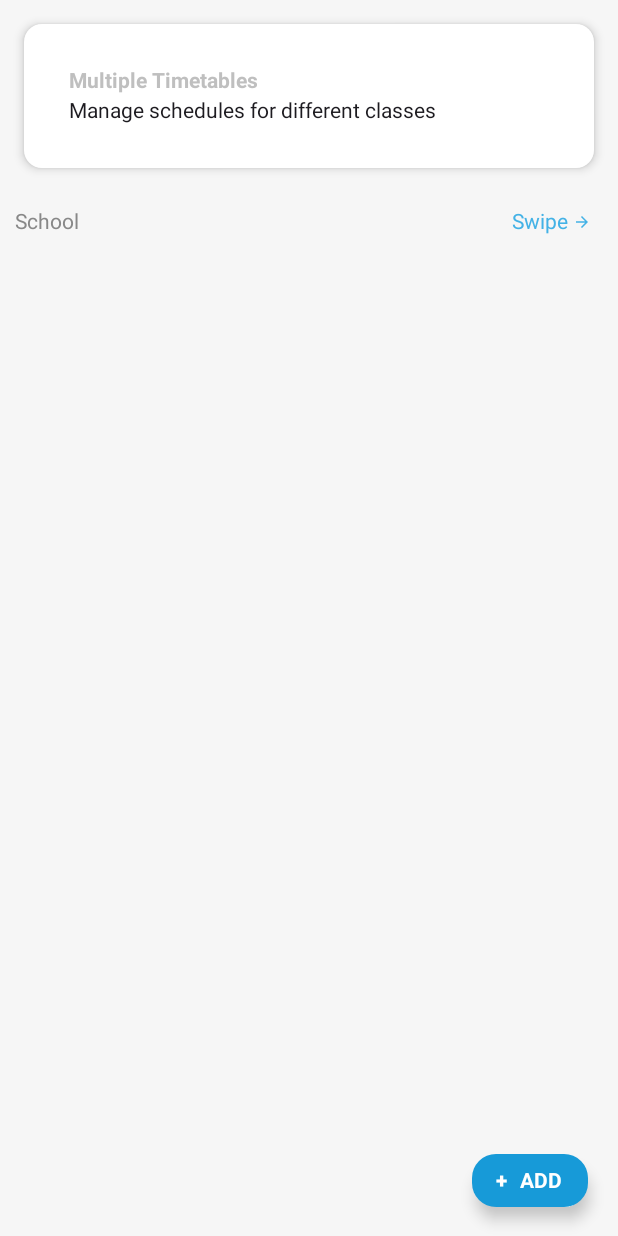
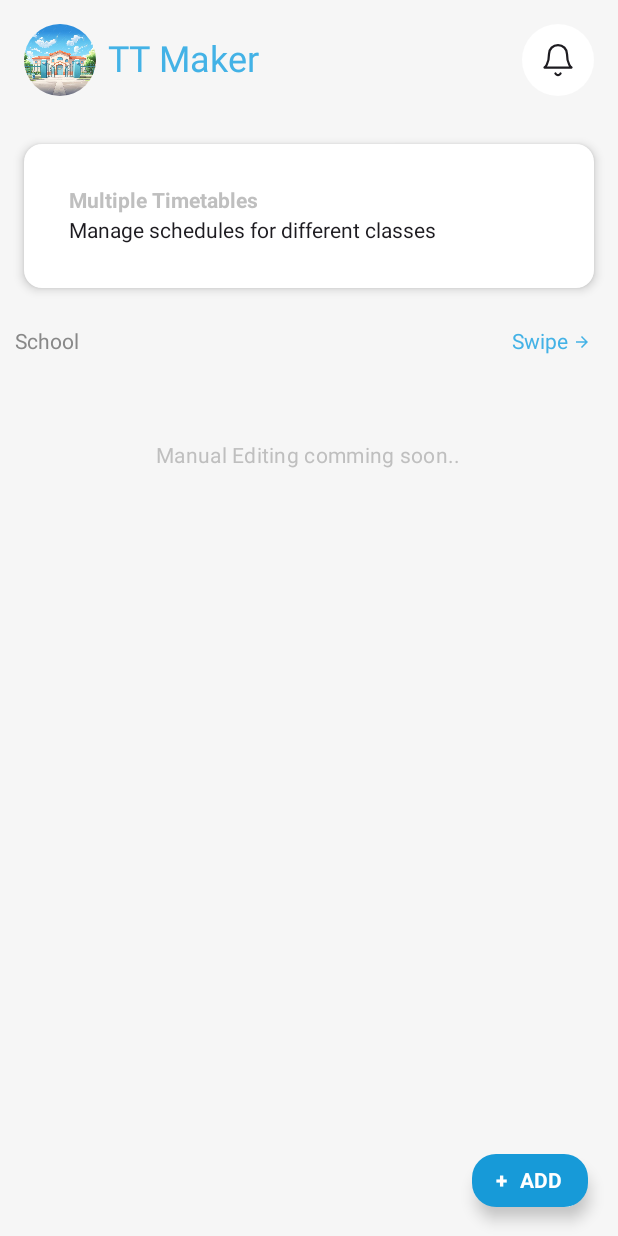
Before and after one commit to Timetable-Maker-GA/pk, an Android app built with Jetpack Compose: the screen it shows after launch (MainActivity), on a phone screen of 412 x 824 dp. Run offline under Robolectric (Android 15) with nearby library versions, the phone set to English and light mode, and no system bars; our stand-ins replace AdMob, Room's generated code, accompanist.

Commit message:
Header Added.. Old code removed

```diff
--- a/app/src/main/java/com/example/ttmaker/presentation/home/HomeScreen.kt
+++ b/app/src/main/java/com/example/ttmaker/presentation/home/HomeScreen.kt
@@ -1,5 +1,6 @@
 package com.example.ttmaker.presentation.home
 
+import Header
 import HorizontalSlider
 import android.content.Intent
 import androidx.compose.foundation.background
@@ -33,12 +34,15 @@ import androidx.compose.ui.Modifier
 import androidx.compose.ui.graphics.Color
 import androidx.compose.ui.platform.LocalContext
 import androidx.compose.ui.res.colorResource
+import androidx.compose.ui.res.painterResource
 import androidx.compose.ui.text.font.FontWeight
 import androidx.compose.ui.unit.dp
 import androidx.navigation.NavHostController
 import com.example.ttmaker.activity.CreateSchoolActivity
 import com.example.ttmaker.activity.CreateTTActivity
+import com.example.ttmaker.presentation.home.components.HomeControls
 import com.example.ttmaker.presentation.home.components.SchoolList
+import com.example.ttmaker.presentation.home.components.TimetableList
 import com.ntech.ttmaker.R
 
 @Composable
@@ -56,9 +60,10 @@ fun HomeScreen(
                 .background(colorResource(id = R.color.bgLight)),
             horizontalAlignment = Alignment.CenterHorizontally,
         ) {
+            Header(R.drawable.school_pic)
             HorizontalSlider()
             SchoolList()
-//            TimetableList(instituteList, toTimetableCreationPageWithInstitute)
+            TimetableList()
         }
         FloatingActionButton(
             onClick = { expanded = true },
--- a/app/src/main/java/com/example/ttmaker/presentation/home/components/HomeControls.kt
+++ b/app/src/main/java/com/example/ttmaker/presentation/home/components/HomeControls.kt
@@ -24,7 +24,9 @@ import androidx.navigation.NavHostController
 import com.ntech.ttmaker.R
 
 @Composable
-fun HomeControls(navController: NavHostController) {
+fun HomeControls(
+
+) {
     Row(
         verticalAlignment = Alignment.CenterVertically,
         horizontalArrangement = Arrangement.SpaceBetween,
@@ -32,7 +34,7 @@ fun HomeControls(navController: NavHostController) {
     ) {
         Button(
             onClick = {
-                navController.navigate("add_tt_screen")
+//                navController.navigate("add_tt_screen")
             },
             modifier = Modifier
                 .clip(RoundedCornerShape(50.dp))
@@ -54,7 +56,7 @@ fun HomeControls(navController: NavHostController) {
         Spacer(modifier = Modifier.width(8.dp))
         Button(
             onClick = {
-                navController.navigate("add_school_screen")
+//                navController.navigate("add_school_screen")
             },
             modifier = Modifier
                 .clip(RoundedCornerShape(50.dp))
--- a/app/src/main/java/com/example/ttmaker/presentation/home/components/HomeHeader.kt
+++ b/app/src/main/java/com/example/ttmaker/presentation/home/components/HomeHeader.kt
@@ -11,18 +11,21 @@ import androidx.compose.foundation.layout.size
 import androidx.compose.foundation.layout.width
 import androidx.compose.foundation.shape.CircleShape
 import androidx.compose.material3.Icon
+import androidx.compose.material3.MaterialTheme
+import androidx.compose.material3.Text
 import androidx.compose.runtime.Composable
 import androidx.compose.ui.Alignment
 import androidx.compose.ui.Modifier
 import androidx.compose.ui.draw.clip
 import androidx.compose.ui.graphics.Color
+import androidx.compose.ui.res.colorResource
 import androidx.compose.ui.res.painterResource
 import androidx.compose.ui.unit.dp
 import com.ntech.ttmaker.R
 
 @Composable
 fun Header(
-    @DrawableRes profileImage: Int, modifier: Modifier = Modifier
+    @DrawableRes profileImage: Int
 ) {
     Row(
         modifier = Modifier
@@ -32,6 +35,10 @@ fun Header(
         verticalAlignment = Alignment.CenterVertically,
         horizontalArrangement = Arrangement.SpaceBetween
     ) {
+        Row(
+            verticalAlignment = Alignment.CenterVertically
+        ){
+
         Image(
             painter = painterResource(id = profileImage),
             contentDescription = null,
@@ -39,6 +46,12 @@ fun Header(
                 .size(48.dp)
                 .clip(CircleShape)
         )
+            Text(
+                modifier = Modifier.padding(start = 8.dp),
+                text = "TT Maker", style = MaterialTheme.typography.headlineSmall,
+                color = colorResource(id = R.color.headingLightBluePale),
+            )
+        }
 
         Box(
             modifier = Modifier
--- a/app/src/main/java/com/example/ttmaker/presentation/home/components/TimetableList.kt
+++ b/app/src/main/java/com/example/ttmaker/presentation/home/components/TimetableList.kt
@@ -1,140 +1,55 @@
-//package com.example.ttmaker.presentation.home.components
-//
-//import androidx.compose.foundation.background
-//import androidx.compose.foundation.clickable
-//import androidx.compose.foundation.layout.Arrangement
-//import androidx.compose.foundation.layout.Column
-//import androidx.compose.foundation.layout.Row
-//import androidx.compose.foundation.layout.Spacer
-//import androidx.compose.foundation.layout.fillMaxSize
-//import androidx.compose.foundation.layout.fillMaxWidth
-//import androidx.compose.foundation.layout.height
-//import androidx.compose.foundation.layout.padding
-//import androidx.compose.foundation.rememberScrollState
-//import androidx.compose.material.icons.Icons
-//import androidx.compose.material.icons.filled.ArrowDropDown
-//import androidx.compose.material3.Card
-//import androidx.compose.material3.CardDefaults
-//import androidx.compose.material3.Icon
-//import androidx.compose.material3.Text
-//import androidx.compose.runtime.Composable
-//import androidx.compose.ui.Alignment
-//import androidx.compose.ui.Modifier
-//import androidx.compose.ui.graphics.Color
-//import androidx.compose.ui.res.colorResource
-//import androidx.compose.ui.text.font.FontWeight
-//import androidx.compose.ui.unit.dp
-//import com.ntech.ttmaker.R
-////import com.example.ttmaker.R
-//
-//import com.example.ttmaker.classes.Institute
-//import com.example.ttmaker.classes.Timetable
-//
-//@Composable
-//fun TimetableCard(
-//    institute: Institute,
-//    timetable: Timetable,
-//    toTimetableCreationPageWithInstitute: (givenInstitute: Institute?) -> Unit
-//) {
-//    Card(
-//        modifier = Modifier
-//            .fillMaxWidth()
-//            .padding(horizontal = 20.dp, vertical = 0.dp)
-//            .clickable { toTimetableCreationPageWithInstitute(institute) },
-//        elevation = CardDefaults.cardElevation(0.dp),
-//        colors = CardDefaults.cardColors(containerColor = Color.White)
-//    ) {
-//        Column(
-//            modifier = Modifier
-//                .padding(16.dp)
-//        ) {
-//            Text(
-//                text = "Class: ${timetable.className} - ${timetable.section}",
-//
-//                fontWeight = FontWeight.Bold
-//            )
-//            Spacer(modifier = Modifier.height(2.dp))
-////            Text(
-////                text = "Created At: ${Date(timetable.createdAt)}",
-////                fontSize = 16.sp
-////            )
-////            Spacer(modifier = Modifier.height(4.dp))
-//            Text(
-//                text = institute.name,
-//
-//                color = Color.Gray
-//            )
-//        }
-//    }
-//}
-//
-//@Composable
-//fun TimetableList(
-//    instituteList: List<Institute>,
-//    toTimetableCreationPageWithInstitute: (givenInstitute: Institute?) -> Unit
-//) {
-//    // Flatten and sort timetables by createdAt in descending order
-//    val sortedTimetables = instituteList.flatMap { institute ->
-//        institute.allTimetables.map { timetable ->
-//            institute to timetable
-//        }
-//    }.sortedByDescending { it.second.createdAt }
-//    val scrollState = rememberScrollState()
-//
-//    Column(
-//        modifier = Modifier
-//            .fillMaxSize()
-////            .verticalScroll(scrollState)
-//            .background(colorResource(id = R.color.bgLight)),
-//    ) {
-//
-//        Row(
-//            modifier = Modifier
-//                .fillMaxWidth()
-//                .padding(top = 12.dp, bottom = 8.dp, start = 10.dp, end = 10.dp),
-//            horizontalArrangement = Arrangement.SpaceBetween
-//        ){
-//
-//            Text(
-//                color = Color.Gray, text = "Time tables",
-//            )
-//            Row(
-//                verticalAlignment = Alignment.CenterVertically
-//            )
-//            {
-//
-//            Text(
-//                color = colorResource(id = R.color.textLightBluePale), text = "scroll",
-//            )
-//            Icon(
-//                imageVector = Icons.Default.ArrowDropDown, // Use an appropriate icon
-//                contentDescription = null,
-//                modifier = Modifier.padding(end = 8.dp),
-//                tint = colorResource(id = R.color.textLightBluePale)
-//            )
-//            }
-//
-//        }
-//        sortedTimetables.map{
-//
-//            TimetableCard(it.first, it.second, toTimetableCreationPageWithInstitute)
-//            Spacer(modifier = Modifier.height(8.dp))
-//        }
-//    }
-//}
-//
-//
-////@Composable
-////fun InstituteList(instituteList: List<Institute>,
-////                  toTimetableCreationPageWithInstitute:
-////                      (givenInstitute: Institute?)-> Unit,
-////                  ) {
-////    Column(
-////        modifier = Modifier
-////            .fillMaxSize()
-////            .background(colorResource(id = R.color.bgLight))) {
-////        instituteList.forEach { institute ->
-////            InstituteCard(institute, toTimetableCreationPageWithInstitute)
-////        }
-////    }
-//
+package com.example.ttmaker.presentation.home.components
+
+import androidx.compose.foundation.background
+import androidx.compose.foundation.clickable
+import androidx.compose.foundation.layout.Arrangement
+import androidx.compose.foundation.layout.Column
+import androidx.compose.foundation.layout.Row
+import androidx.compose.foundation.layout.Spacer
+import androidx.compose.foundation.layout.fillMaxSize
+import androidx.compose.foundation.layout.fillMaxWidth
+import androidx.compose.foundation.layout.height
+import androidx.compose.foundation.layout.padding
+import androidx.compose.foundation.rememberScrollState
+import androidx.compose.material.icons.Icons
+import androidx.compose.material.icons.filled.ArrowDropDown
+import androidx.compose.material3.Card
+import androidx.compose.material3.CardDefaults
+import androidx.compose.material3.Icon
+import androidx.compose.material3.MaterialTheme
+import androidx.compose.material3.Text
+import androidx.compose.runtime.Composable
+import androidx.compose.ui.Alignment
+import androidx.compose.ui.Modifier
+import androidx.compose.ui.graphics.Color
+import androidx.compose.ui.platform.LocalContext
+import androidx.compose.ui.res.colorResource
+import androidx.compose.ui.text.font.FontWeight
+import androidx.compose.ui.unit.dp
+import androidx.lifecycle.viewmodel.compose.viewModel
+import com.example.ttmaker.TTMakerApplication
+import com.ntech.ttmaker.R
+//import com.example.ttmaker.R
+
+import com.example.ttmaker.classes.Timetable
+import com.example.ttmaker.presentation.home.HomeViewModel
+import com.example.ttmaker.presentation.home.HomeViewModelFactory
+
+
+@Composable
+fun TimetableList(
+) {
+    val context = LocalContext.current
+    val app = context.applicationContext as TTMakerApplication
+    val vm: TimetableListViewModel = viewModel(factory = TimetableListViewModelFactory(app.schoolRepository))
+    Column(
+        modifier = Modifier.fillMaxWidth().padding(vertical = 50.dp),
+        verticalArrangement = Arrangement.Center,
+        horizontalAlignment = Alignment.CenterHorizontally
+    ) {
+        Text(
+            text = "Manual Editing comming soon..", style = MaterialTheme.typography.bodyMedium,
+            color = colorResource(id = R.color.textLightGrayPale),
+        )
+    }
+}
--- /dev/null
+++ b/app/src/main/java/com/example/ttmaker/presentation/home/components/TimetableListViewModel.kt
@@ -0,0 +1,40 @@
+package com.example.ttmaker.presentation.home.components
+
+
+import androidx.compose.runtime.mutableStateOf
+import androidx.lifecycle.ViewModel
+import androidx.lifecycle.ViewModelProvider
+import androidx.lifecycle.viewModelScope
+import com.example.ttmaker.data.SchoolRepository
+import com.example.ttmaker.model.SchoolBasicInfo
+import kotlinx.coroutines.launch
+
+class TimetableListViewModel(private val repository: SchoolRepository) : ViewModel() {
+
+
+    // Mutable state to hold the list of schools
+    var schoolList = mutableStateOf<List<SchoolBasicInfo>>(emptyList())
+        private set
+
+    init {
+        fetchSchools()
+    }
+
+    private fun fetchSchools() {
+        viewModelScope.launch {
+            // Fetch the data from the repository
+            val schools = repository.getAllSchoolsBasicInfo()
+            schoolList.value = schools // Update state
+        }
+    }
+}
+
+class TimetableListViewModelFactory(private val repository: SchoolRepository) : ViewModelProvider.Factory {
+    @Suppress("UNCHECKED_CAST")
+    override fun <T : ViewModel> create(modelClass: Class<T>): T {
+        if (modelClass.isAssignableFrom(TimetableListViewModel::class.java)) {
+            return TimetableListViewModel(repository) as T
+        }
+        throw IllegalArgumentException("Unknown ViewModel class in TimetableListViewModel")
+    }
+}
```
Also changed, not shown: app/src/main/java/com/example/ttmaker/presentation/home/components/CreatedTTList.kt (deleted, +0 -113 lines).
